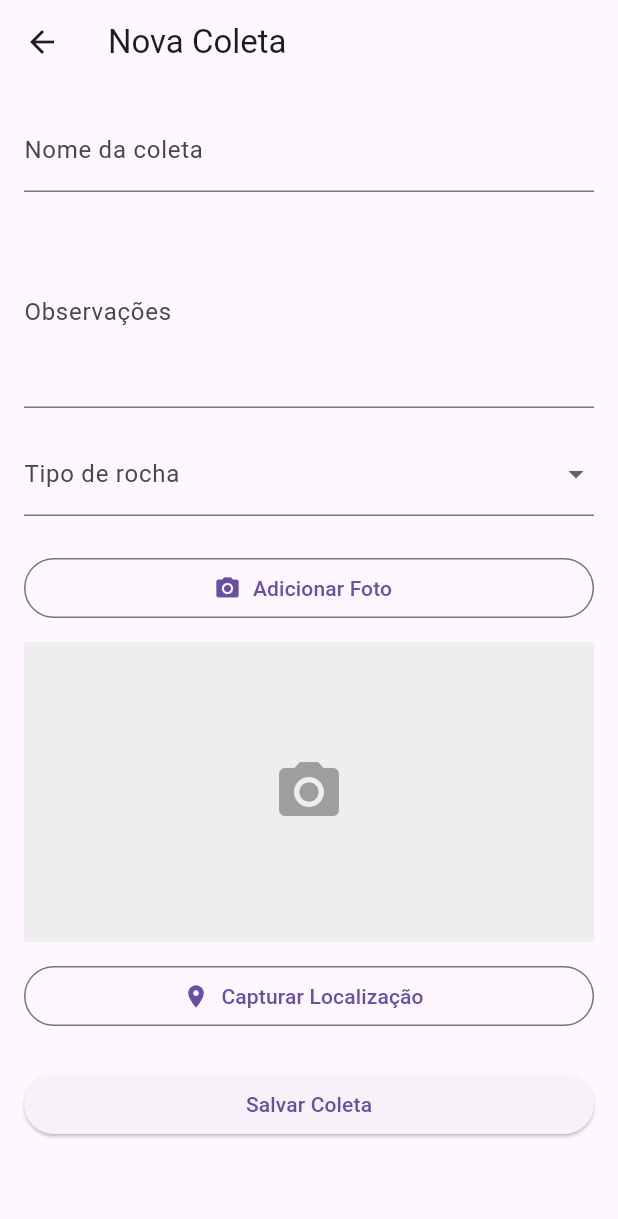
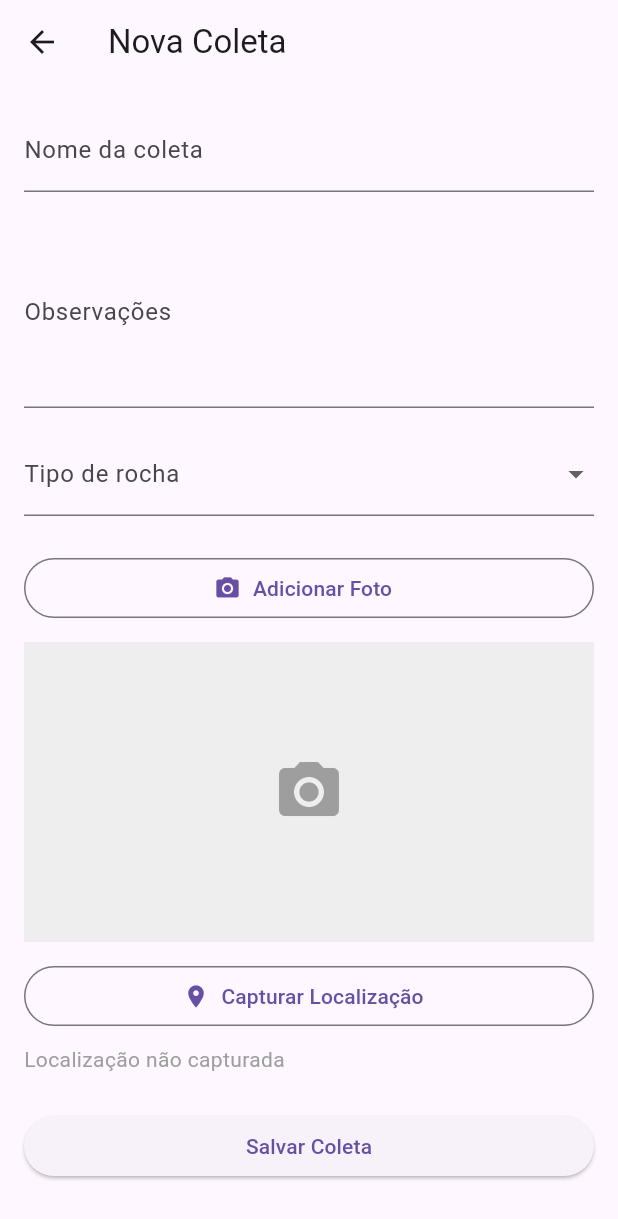
Before and after one commit to LauraRodrigues31/ponderada_4, a Flutter app: the NovaColetaScreen screen opened directly, after a tap on "Capturar Localização", on a phone screen of 412 x 824 dp. Shown: the top 1219 px of the screen. Run offline on Flutter 3.47's test engine with Material 3 defaults, Android fonts, the phone set to English and light mode, and no system bars; our stand-ins replace geolocator, image_picker.

Commit message:
feat: integra GPS com geolocator seguindo Clean Architecture
- adiciona dependência geolocator ao pubspec.yaml
- cria LocationService em services/ responsável por acessar GPS nativo
- trata casos de permissão negada e serviço desabilitado
- NovaColetaScreen exibe coordenadas capturadas ou mensagem de erro
- adiciona permissões de localização no AndroidManifest e Info.plist
- atualiza README com log do passo 4

```diff
--- a/lib/screens/nova_coleta_screen.dart
+++ b/lib/screens/nova_coleta_screen.dart
@@ -1,6 +1,7 @@
 import 'dart:io';
 import 'package:flutter/material.dart';
 import '../services/camera_service.dart';
+import '../services/location_service.dart';
 
 class NovaColetaScreen extends StatefulWidget {
   const NovaColetaScreen({super.key});
@@ -14,8 +15,11 @@ class _NovaColetaScreenState extends State<NovaColetaScreen> {
   final _nomeController = TextEditingController();
   final _observacoesController = TextEditingController();
   final _cameraService = CameraService();
+  final _locationService = LocationService();
   String? _tipoRocha;
   String? _fotoPath;
+  double? _latitude;
+  double? _longitude;
 
   @override
   void dispose() {
@@ -28,6 +32,23 @@ class _NovaColetaScreenState extends State<NovaColetaScreen> {
     final path = await _cameraService.tirarFoto();
     if (path != null) {
       setState(() => _fotoPath = path);
+    }
+  }
+
+  Future<void> _capturarLocalizacao() async {
+    final posicao = await _locationService.capturarLocalizacao();
+    if (posicao != null) {
+      setState(() {
+        _latitude = posicao.latitude;
+        _longitude = posicao.longitude;
+      });
+    } else {
+      if (!mounted) return;
+      ScaffoldMessenger.of(context).showSnackBar(
+        const SnackBar(
+          content: Text('Não foi possível obter localização. Verifique as permissões.'),
+        ),
+      );
     }
   }
 
@@ -96,10 +117,19 @@ class _NovaColetaScreenState extends State<NovaColetaScreen> {
                     ),
               const SizedBox(height: 12),
               OutlinedButton.icon(
-                onPressed: () {},
+                onPressed: _capturarLocalizacao,
                 icon: const Icon(Icons.location_on),
                 label: const Text('Capturar Localização'),
               ),
+              const SizedBox(height: 8),
+              _latitude != null
+                  ? Text(
+                      '📍 Lat: ${_latitude!.toStringAsFixed(4)}, Long: ${_longitude!.toStringAsFixed(4)}',
+                    )
+                  : const Text(
+                      'Localização não capturada',
+                      style: TextStyle(color: Colors.grey),
+                    ),
               const SizedBox(height: 24),
               ElevatedButton(
                 onPressed: _salvar,
--- /dev/null
+++ b/lib/services/location_service.dart
@@ -0,0 +1,21 @@
+import 'package:geolocator/geolocator.dart';
+
+class LocationService {
+  Future<Position?> capturarLocalizacao() async {
+    final servicoHabilitado = await Geolocator.isLocationServiceEnabled();
+    if (!servicoHabilitado) return null;
+
+    var permissao = await Geolocator.checkPermission();
+    if (permissao == LocationPermission.denied) {
+      permissao = await Geolocator.requestPermission();
+    }
+    if (permissao == LocationPermission.denied ||
+        permissao == LocationPermission.deniedForever) {
+      return null;
+    }
+
+    return Geolocator.getCurrentPosition(
+      locationSettings: const LocationSettings(accuracy: LocationAccuracy.high),
+    );
+  }
+}
--- a/pubspec.yaml
+++ b/pubspec.yaml
@@ -35,6 +35,7 @@ dependencies:
   # Use with the CupertinoIcons class for iOS style icons.
   cupertino_icons: ^1.0.8
   image_picker: ^1.1.2
+  geolocator: ^13.0.4
 
 dev_dependencies:
   flutter_test:
```
Also changed, not shown: pubspec.lock, 6 other files.
